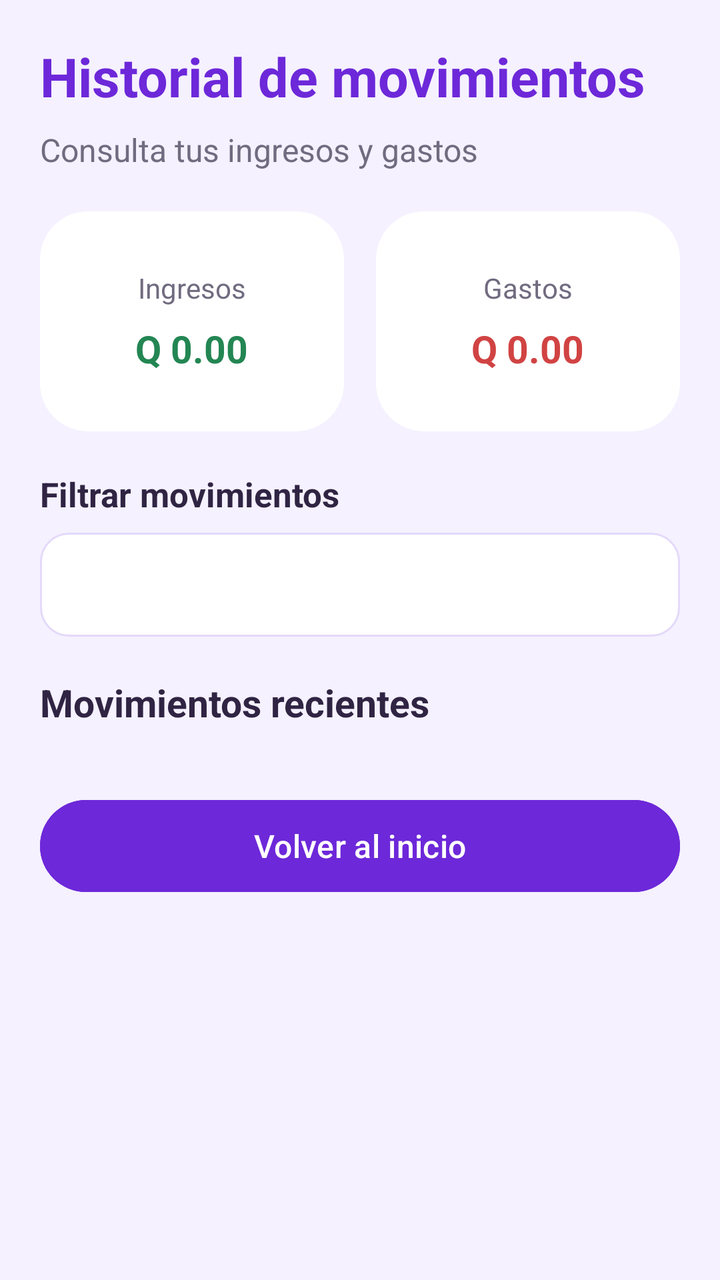
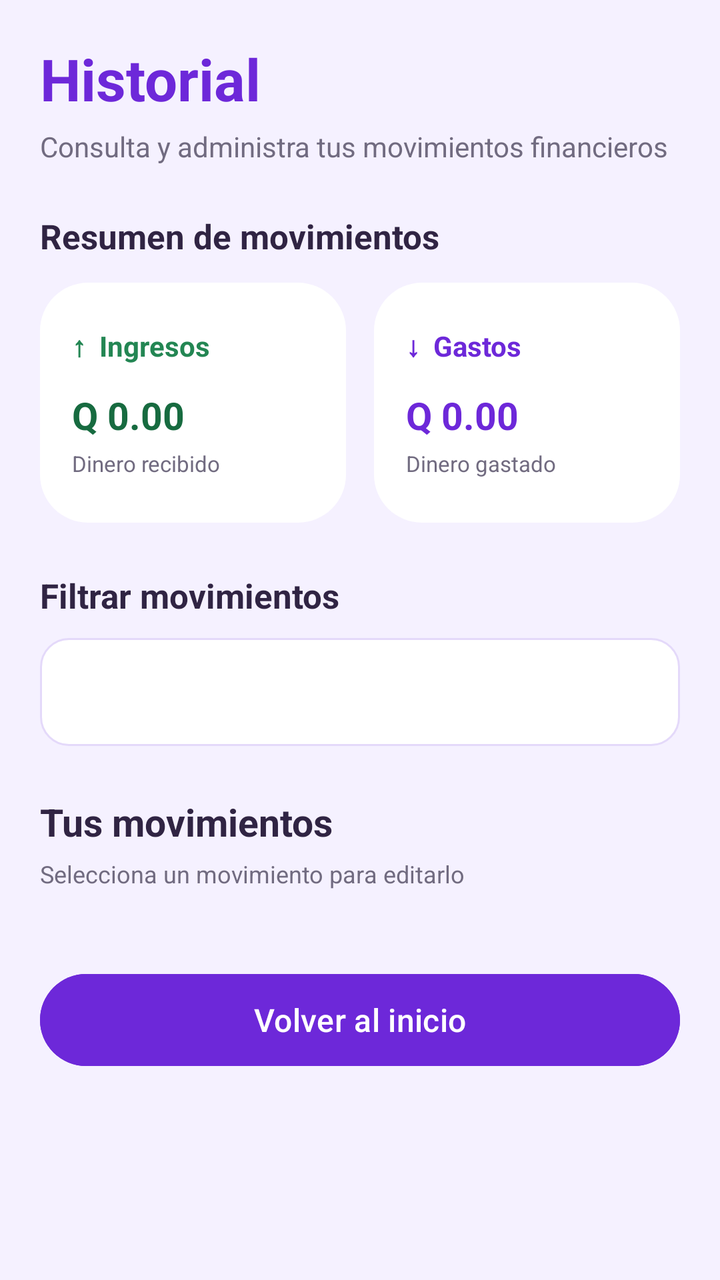

Two renders of the same Android screen: before a commit and after it. Below are the layout's source before the change and the commit's diff.
<!-- AndroidManifest.xml: application theme Theme.ControlMoney -->
<!-- res/layout/activity_historial.xml -->
<?xml version="1.0" encoding="utf-8"?>
<ScrollView xmlns:android="http://schemas.android.com/apk/res/android"
    android:layout_width="match_parent"
    android:layout_height="match_parent"
    android:background="#F5F1FF"
    android:fillViewport="true">

    <LinearLayout
        android:layout_width="match_parent"
        android:layout_height="wrap_content"
        android:orientation="vertical"
        android:padding="20dp">

        <TextView
            android:layout_width="match_parent"
            android:layout_height="wrap_content"
            android:text="Historial de movimientos"
            android:textColor="#6D28D9"
            android:textSize="27sp"
            android:textStyle="bold"
            android:layout_marginBottom="8dp" />

        <TextView
            android:layout_width="match_parent"
            android:layout_height="wrap_content"
            android:text="Consulta tus ingresos y gastos"
            android:textColor="#716B80"
            android:textSize="16sp"
            android:layout_marginBottom="20dp" />

        

        <LinearLayout
            android:layout_width="match_parent"
            android:layout_height="wrap_content"
            android:orientation="horizontal"
            android:baselineAligned="false"
            android:layout_marginBottom="20dp">

            <LinearLayout
                android:layout_width="0dp"
                android:layout_height="110dp"
                android:layout_weight="1"
                android:layout_marginEnd="8dp"
                android:background="@drawable/fondo_tarjeta"
                android:orientation="vertical"
                android:gravity="center"
                android:padding="12dp">

                <TextView
                    android:layout_width="wrap_content"
                    android:layout_height="wrap_content"
                    android:text="Ingresos"
                    android:textColor="#716B80"
                    android:textSize="14sp" />

                <TextView
                    android:id="@+id/tvHistorialIngresos"
                    android:layout_width="wrap_content"
                    android:layout_height="wrap_content"
                    android:layout_marginTop="8dp"
                    android:text="Q 0.00"
                    android:textColor="#238653"
                    android:textSize="19sp"
                    android:textStyle="bold" />

            </LinearLayout>

            <LinearLayout
                android:layout_width="0dp"
                android:layout_height="110dp"
                android:layout_weight="1"
                android:layout_marginStart="8dp"
                android:background="@drawable/fondo_tarjeta"
                android:orientation="vertical"
                android:gravity="center"
                android:padding="12dp">

                <TextView
                    android:layout_width="wrap_content"
                    android:layout_height="wrap_content"
                    android:text="Gastos"
                    android:textColor="#716B80"
                    android:textSize="14sp" />

                <TextView
                    android:id="@+id/tvHistorialGastos"
                    android:layout_width="wrap_content"
                    android:layout_height="wrap_content"
                    android:layout_marginTop="8dp"
                    android:text="Q 0.00"
                    android:textColor="#D14343"
                    android:textSize="19sp"
                    android:textStyle="bold" />

            </LinearLayout>

        </LinearLayout>

        

        <TextView
            android:layout_width="match_parent"
            android:layout_height="wrap_content"
            android:text="Filtrar movimientos"
            android:textColor="#302443"
            android:textSize="17sp"
            android:textStyle="bold"
            android:layout_marginBottom="8dp" />

        <Spinner
            android:id="@+id/spFiltroMovimientos"
            android:layout_width="match_parent"
            android:layout_height="52dp"
            android:layout_marginBottom="20dp"
            android:background="@drawable/fondo_campo"
            android:padding="8dp" />


        
        <TextView
            android:layout_width="match_parent"
            android:layout_height="wrap_content"
            android:text="Movimientos recientes"
            android:textColor="#302443"
            android:textSize="19sp"
            android:textStyle="bold"
            android:layout_marginBottom="12dp" />

        <LinearLayout
            android:id="@+id/contenedorMovimientos"
            android:layout_width="match_parent"
            android:layout_height="wrap_content"
            android:orientation="vertical"
            android:layout_marginBottom="12dp" />


        <Button
            android:id="@+id/btnVolverInicioHistorial"
            android:layout_width="match_parent"
            android:layout_height="54dp"
            android:layout_marginTop="8dp"
            android:layout_marginBottom="16dp"
            android:backgroundTint="#6D28D9"
            android:text="Volver al inicio"
            android:textAllCaps="false"
            android:textColor="#FFFFFF"
            android:textSize="16sp" />

    </LinearLayout>

</ScrollView>
<!-- resources referenced by this layout -->
<resources>
  <!-- drawable fondo_campo (drawable) -->
  <?xml version="1.0" encoding="utf-8"?>
  <shape xmlns:android="http://schemas.android.com/apk/res/android"
      android:shape="rectangle">
  
      <solid android:color="#FFFFFF" />
  
      <stroke
          android:width="1dp"
          android:color="#E4D9FA" />
  
      <corners android:radius="14dp" />
  
      <padding
          android:left="12dp"
          android:top="4dp"
          android:right="12dp"
          android:bottom="4dp" />
  
  </shape>
  <!-- drawable fondo_tarjeta (drawable) -->
  <?xml version="1.0" encoding="utf-8"?>
  <shape xmlns:android="http://schemas.android.com/apk/res/android"
      android:shape="rectangle">
  
      <solid android:color="#FFFFFF" />
  
      <corners android:radius="24dp" />
  
  </shape>
  <style name="Theme.ControlMoney" parent="Base.Theme.ControlMoney" />
  <style name="Base.Theme.ControlMoney" parent="Theme.Material3.DayNight.NoActionBar">
          
          
      </style>
</resources>

<!-- the commit's change to res/layout/activity_historial.xml (unified diff, before → after) -->
@@ -11,94 +11,130 @@
         android:orientation="vertical"
         android:padding="20dp">
 
+        
         <TextView
             android:layout_width="match_parent"
             android:layout_height="wrap_content"
-            android:text="Historial de movimientos"
+            android:text="Historial"
             android:textColor="#6D28D9"
-            android:textSize="27sp"
-            android:textStyle="bold"
-            android:layout_marginBottom="8dp" />
+            android:textSize="29sp"
+            android:textStyle="bold" />
 
         <TextView
             android:layout_width="match_parent"
             android:layout_height="wrap_content"
-            android:text="Consulta tus ingresos y gastos"
+            android:text="Consulta y administra tus movimientos financieros"
             android:textColor="#716B80"
-            android:textSize="16sp"
-            android:layout_marginBottom="20dp" />
+            android:textSize="14sp"
+            android:layout_marginTop="5dp"
+            android:layout_marginBottom="24dp" />
 
         
+        <TextView
+            android:layout_width="match_parent"
+            android:layout_height="wrap_content"
+            android:text="Resumen de movimientos"
+            android:textColor="#302443"
+            android:textSize="17sp"
+            android:textStyle="bold"
+            android:layout_marginBottom="12dp" />
 
         <LinearLayout
             android:layout_width="match_parent"
             android:layout_height="wrap_content"
             android:orientation="horizontal"
             android:baselineAligned="false"
-            android:layout_marginBottom="20dp">
+            android:layout_marginBottom="25dp">
 
+            
             <LinearLayout
                 android:layout_width="0dp"
-                android:layout_height="110dp"
+                android:layout_height="120dp"
                 android:layout_weight="1"
-                android:layout_marginEnd="8dp"
+                android:layout_marginEnd="7dp"
                 android:background="@drawable/fondo_tarjeta"
                 android:orientation="vertical"
-                android:gravity="center"
-                android:padding="12dp">
+                android:gravity="center_vertical"
+                android:padding="16dp">
 
                 <TextView
                     android:layout_width="wrap_content"
                     android:layout_height="wrap_content"
-                    android:text="Ingresos"
-                    android:textColor="#716B80"
-                    android:textSize="14sp" />
+                    android:text="↑  Ingresos"
+                    android:textColor="#238653"
+                    android:textSize="14sp"
+                    android:textStyle="bold" />
 
                 <TextView
                     android:id="@+id/tvHistorialIngresos"
-                    android:layout_width="wrap_content"
+                    android:layout_width="match_parent"
                     android:layout_height="wrap_content"
-                    android:layout_marginTop="8dp"
+                    android:layout_marginTop="12dp"
                     android:text="Q 0.00"
-                    android:textColor="#238653"
+                    android:textColor="#176B40"
                     android:textSize="19sp"
-                    android:textStyle="bold" />
-
-            </LinearLayout>
-
-            <LinearLayout
-                android:layout_width="0dp"
-                android:layout_height="110dp"
-                android:layout_weight="1"
-                android:layout_marginStart="8dp"
-                android:background="@drawable/fondo_tarjeta"
-                android:orientation="vertical"
-                android:gravity="center"
-                android:padding="12dp">
+                    android:textStyle="bold"
+                    android:maxLines="1"
+                    android:autoSizeTextType="uniform"
+                    android:autoSizeMinTextSize="13sp"
+                    android:autoSizeMaxTextSize="19sp" />
 
                 <TextView
                     android:layout_width="wrap_content"
                     android:layout_height="wrap_content"
-                    android:text="Gastos"
+                    android:text="Dinero recibido"
                     android:textColor="#716B80"
-                    android:textSize="14sp" />
+                    android:textSize="11sp"
+                    android:layout_marginTop="4dp" />
+
+            </LinearLayout>
+
+            
+            <LinearLayout
+                android:layout_width="0dp"
+                android:layout_height="120dp"
+                android:layout_weight="1"
+                android:layout_marginStart="7dp"
+                android:background="@drawable/fondo_tarjeta"
+                android:orientation="vertical"
+                android:gravity="center_vertical"
+                android:padding="16dp">
+
+                <TextView
+                    android:layout_width="wrap_content"
+                    android:layout_height="wrap_content"
+                    android:text="↓  Gastos"
+                    android:textColor="#6D28D9"
+                    android:textSize="14sp"
+                    android:textStyle="bold" />
 
                 <TextView
                     android:id="@+id/tvHistorialGastos"
+                    android:layout_width="match_parent"
+                    android:layout_height="wrap_content"
+                    android:layout_marginTop="12dp"
+                    android:text="Q 0.00"
+                    android:textColor="#6D28D9"
+                    android:textSize="19sp"
+                    android:textStyle="bold"
+                    android:maxLines="1"
+                    android:autoSizeTextType="uniform"
+                    android:autoSizeMinTextSize="13sp"
+                    android:autoSizeMaxTextSize="19sp" />
+
+                <TextView
                     android:layout_width="wrap_content"
                     android:layout_height="wrap_content"
-                    android:layout_marginTop="8dp"
-                    android:text="Q 0.00"
-                    android:textColor="#D14343"
-                    android:textSize="19sp"
-                    android:textStyle="bold" />
+                    android:text="Dinero gastado"
+                    android:textColor="#716B80"
+                    android:textSize="11sp"
+                    android:layout_marginTop="4dp" />
 
             </LinearLayout>
 
         </LinearLayout>
 
         
-
         <TextView
             android:layout_width="match_parent"
             android:layout_height="wrap_content"
@@ -106,35 +142,43 @@
             android:textColor="#302443"
             android:textSize="17sp"
             android:textStyle="bold"
-            android:layout_marginBottom="8dp" />
+            android:layout_marginBottom="10dp" />
 
         <Spinner
             android:id="@+id/spFiltroMovimientos"
             android:layout_width="match_parent"
-            android:layout_height="52dp"
-            android:layout_marginBottom="20dp"
+            android:layout_height="54dp"
+            android:layout_marginBottom="25dp"
             android:background="@drawable/fondo_campo"
-            android:padding="8dp" />
-
+            android:paddingStart="14dp"
+            android:paddingEnd="14dp" />
 
         
         <TextView
             android:layout_width="match_parent"
             android:layout_height="wrap_content"
-            android:text="Movimientos recientes"
+            android:text="Tus movimientos"
             android:textColor="#302443"
             android:textSize="19sp"
             android:textStyle="bold"
-            android:layout_marginBottom="12dp" />
+            android:layout_marginBottom="5dp" />
+
+        <TextView
+            android:layout_width="match_parent"
+            android:layout_height="wrap_content"
+            android:text="Selecciona un movimiento para editarlo"
+            android:textColor="#716B80"
+            android:textSize="12sp"
+            android:layout_marginBottom="14dp" />
 
         <LinearLayout
             android:id="@+id/contenedorMovimientos"
             android:layout_width="match_parent"
             android:layout_height="wrap_content"
             android:orientation="vertical"
-            android:layout_marginBottom="12dp" />
+            android:layout_marginBottom="16dp" />
 
-
+        
         <Button
             android:id="@+id/btnVolverInicioHistorial"
             android:layout_width="match_parent"
